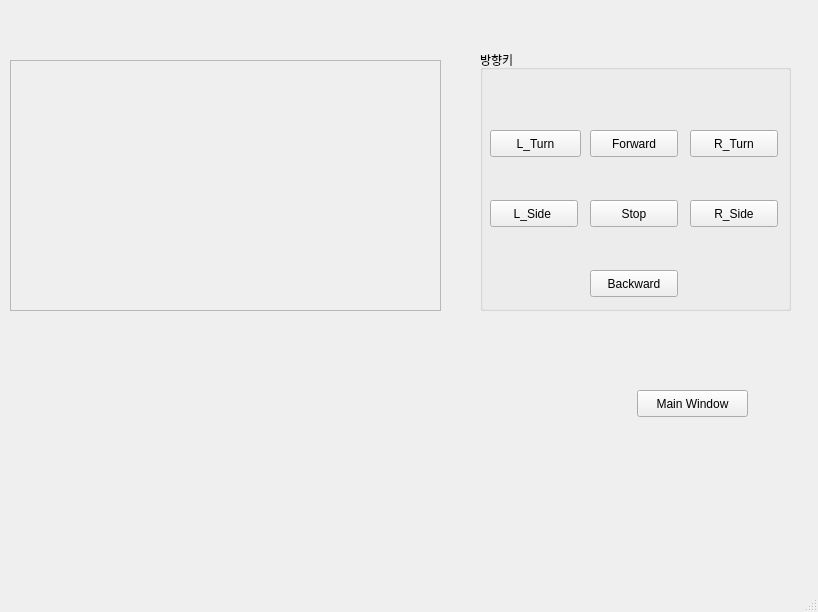
The window that src/admin_pc/manual_control_gui.ui (addinedu-ros-8th/deeplearning-repo-2) describes before a commit, drawn with Qt 5.
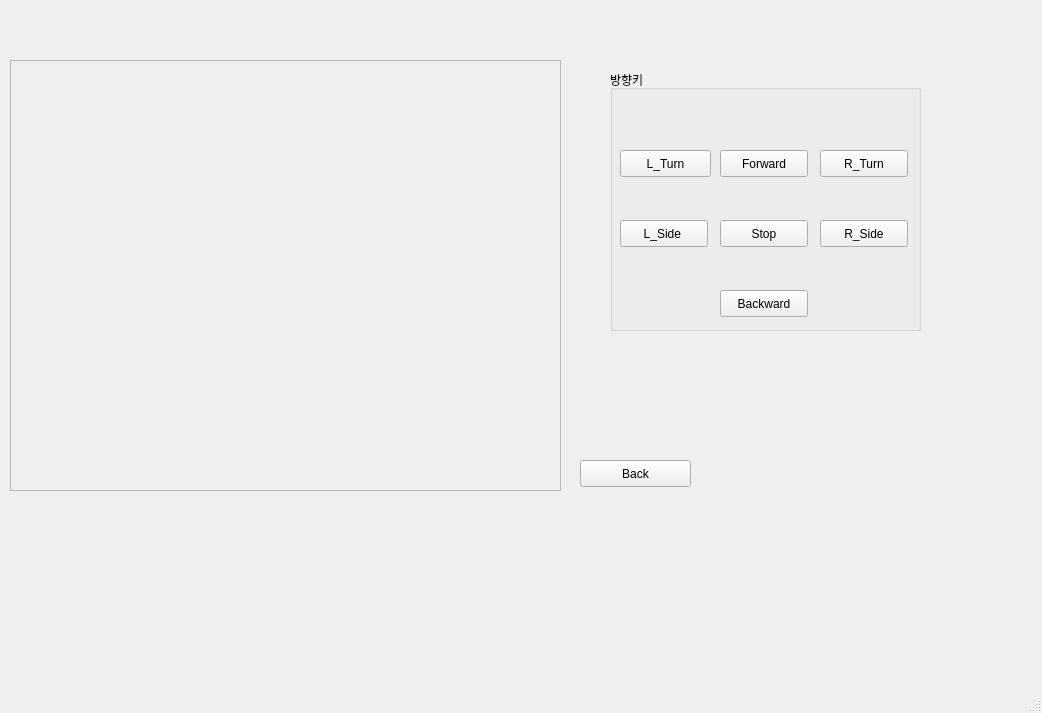
The same window after the commit.

What changed in the file:
```diff
--- a/src/admin_pc/manual_control_gui.ui
+++ b/src/admin_pc/manual_control_gui.ui
@@ -6,8 +6,8 @@
    <rect>
     <x>0</x>
     <y>0</y>
-    <width>818</width>
-    <height>612</height>
+    <width>1042</width>
+    <height>713</height>
    </rect>
   </property>
   <property name="windowTitle">
@@ -17,8 +17,8 @@
    <widget class="QGroupBox" name="groupBox">
     <property name="geometry">
      <rect>
-      <x>480</x>
-      <y>50</y>
+      <x>610</x>
+      <y>70</y>
       <width>311</width>
       <height>261</height>
      </rect>
@@ -123,8 +123,8 @@
      <rect>
       <x>10</x>
       <y>60</y>
-      <width>431</width>
-      <height>251</height>
+      <width>551</width>
+      <height>431</height>
      </rect>
     </property>
     <property name="frameShape">
@@ -137,14 +137,14 @@
    <widget class="QPushButton" name="main_btn">
     <property name="geometry">
      <rect>
-      <x>637</x>
-      <y>390</y>
+      <x>580</x>
+      <y>460</y>
       <width>111</width>
       <height>27</height>
      </rect>
     </property>
     <property name="text">
-     <string>Main Window</string>
+     <string>Back</string>
     </property>
    </widget>
   </widget>
```
Left out of the diff: 2 changed lines with no effect on the pictures.
